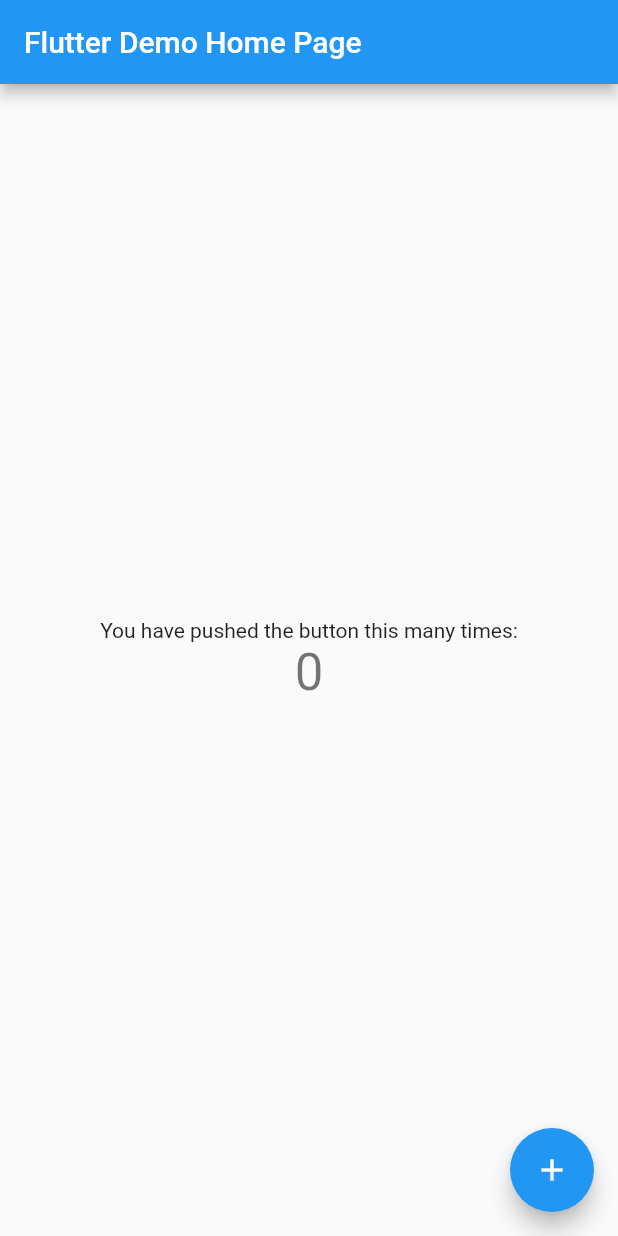
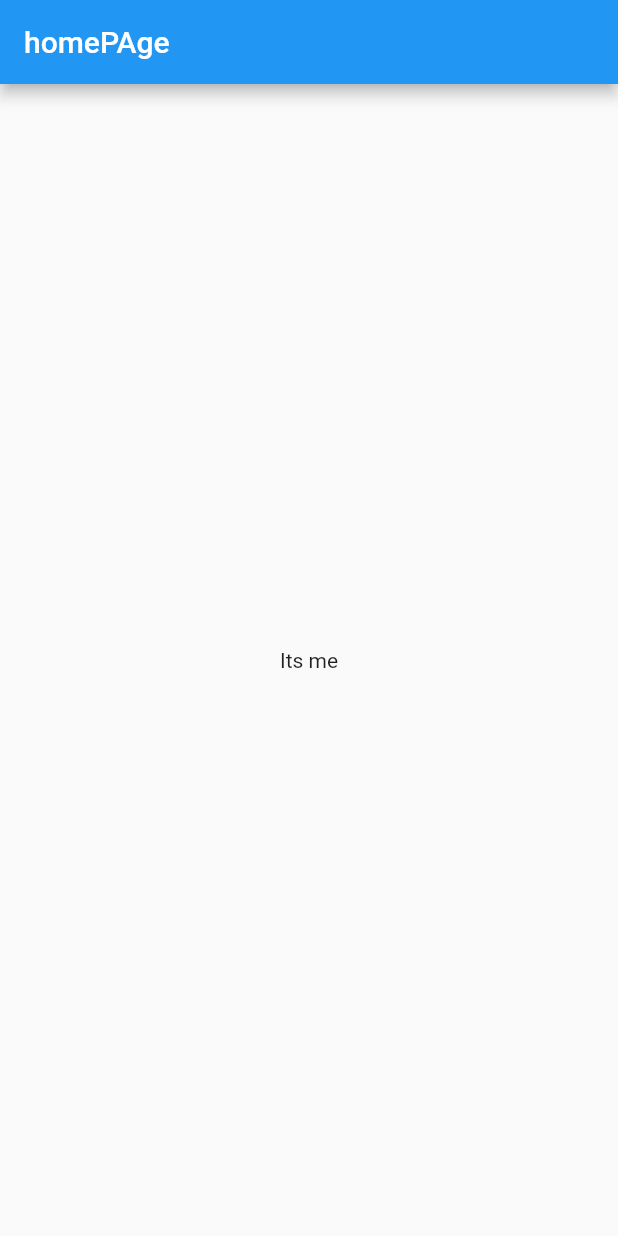
Before and after one commit to roshan1960701/tetsing, a Flutter app: the screen it shows after launch, on a phone screen of 412 x 824 dp. Run offline on Flutter 3.47's test engine with Material 2 defaults, Android fonts, the phone set to English and light mode, and no system bars.

Commit message:
Added new file

```diff
--- /dev/null
+++ b/lib/homePage.dart
@@ -0,0 +1,22 @@
+import 'package:flutter/material.dart';
+
+class HomePage extends StatefulWidget {
+  const HomePage({Key? key}) : super(key: key);
+
+  @override
+  State<HomePage> createState() => _HomePageState();
+}
+
+class _HomePageState extends State<HomePage> {
+  @override
+  Widget build(BuildContext context) {
+    return Scaffold(
+      appBar: AppBar(
+        title: Text('homePAge'),
+      ),
+      body: Center(
+        child: Text('Its me'),
+      ),
+    );
+  }
+}
--- a/lib/main.dart
+++ b/lib/main.dart
@@ -1,4 +1,5 @@
 import 'package:flutter/material.dart';
+import 'package:testing/homePage.dart';
 
 void main() {
   runApp(const MyApp());
@@ -24,7 +25,7 @@ class MyApp extends StatelessWidget {
         // is not restarted.
         primarySwatch: Colors.blue,
       ),
-      home: const MyHomePage(title: 'Flutter Demo Home Page'),
+      home: HomePage(),
     );
   }
 }
```
